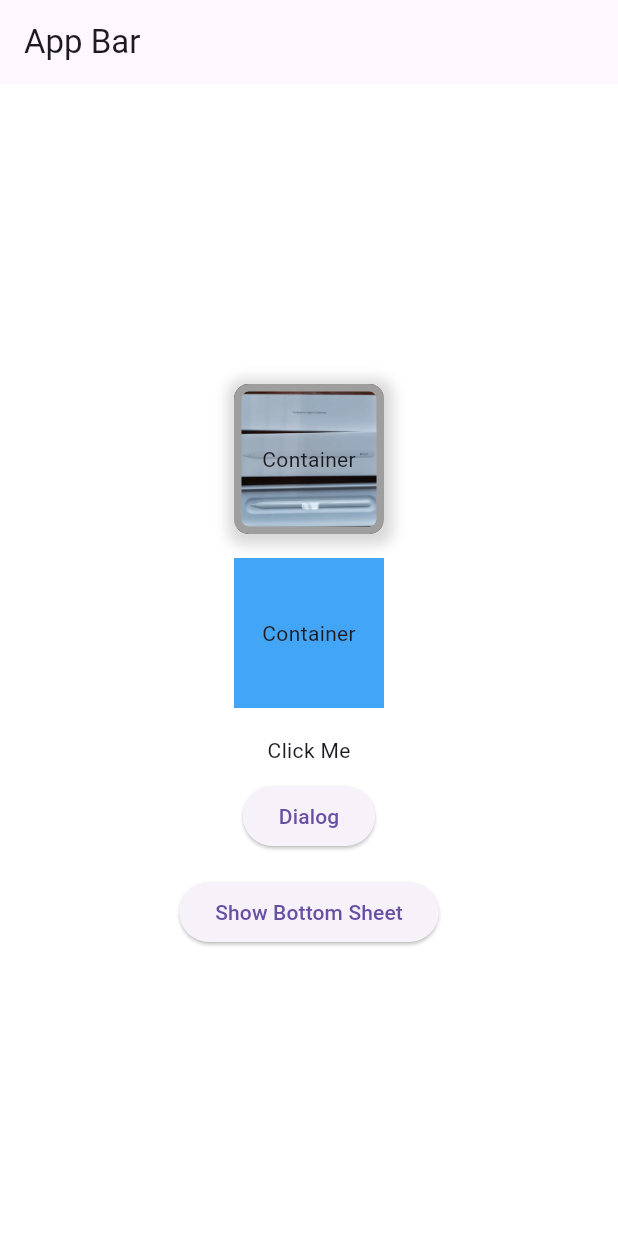
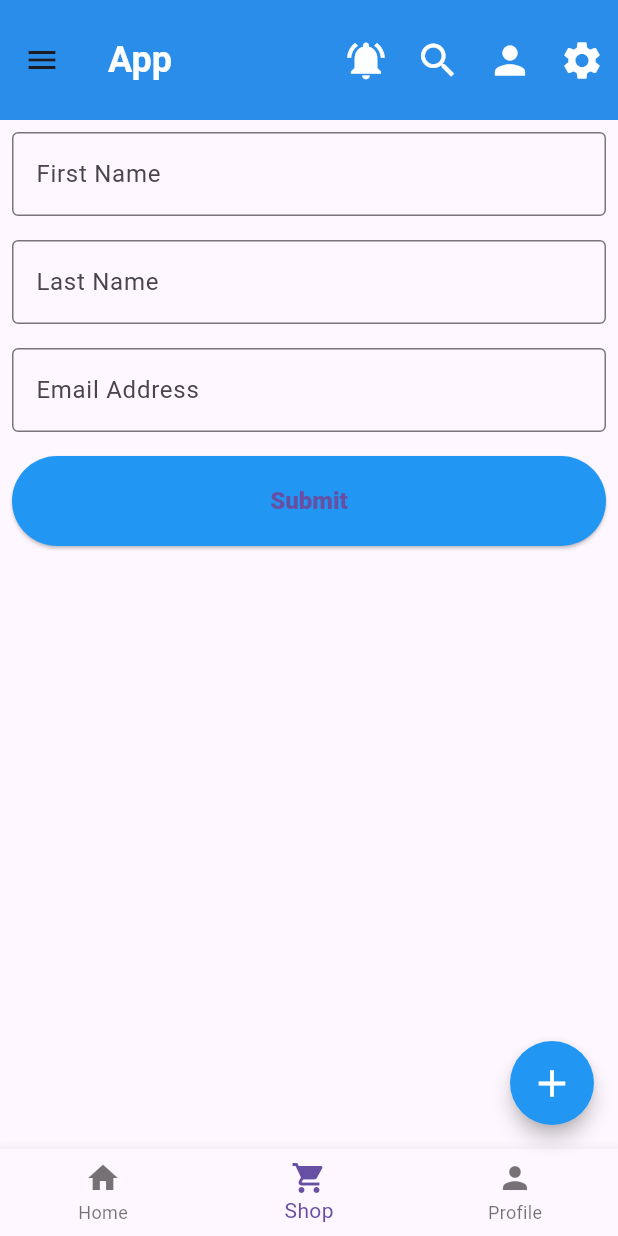
Before and after one commit to DinOfficial/practice_project_flutter, a Flutter app: the screen it shows after launch, on a phone screen of 412 x 824 dp. Run offline on Flutter 3.47's test engine with Material 3 defaults, Android fonts, the phone set to English and light mode, and no system bars.

Commit message:
form pre recorded

```diff
--- a/lib/main.dart
+++ b/lib/main.dart
@@ -9,156 +9,201 @@ class Homepage extends StatelessWidget {
 
   @override
   Widget build(BuildContext context) {
-    return MaterialApp(
+    return const MaterialApp(
       title: 'Practice Projects',
-      home: ModuleSeven(),
+      home: AppBarWidget(),
     );
   }
 }
 
-class ModuleSeven extends StatefulWidget {
-  @override
-  State<ModuleSeven> createState() => _ModuleSevenState();
-}
+class AppBarWidget extends StatelessWidget {
+  const AppBarWidget({super.key});
 
-class _ModuleSevenState extends State<ModuleSeven> {
-  // const ModuleSeven({super.key});
-  List<String> FriendList = [
-    'rafik',
-    'karim',
-    'baccu',
-    'safat',
-    'habib',
-    'rayhan',
-    'alam'
-  ];
+  mySnackBar(context, msg) {
+    ScaffoldMessenger.of(context).showSnackBar(SnackBar(content: Text(msg)));
+  }
 
   @override
   Widget build(BuildContext context) {
     return Scaffold(
-      backgroundColor: Colors.white,
       appBar: AppBar(
-        title: Text('App Bar'),
+        title: const Text('App'),
+        // titleSpacing: 5,
+        titleTextStyle: const TextStyle(
+            color: Colors.white, fontSize: 24, fontWeight: FontWeight.w700),
+        backgroundColor: Colors.blue,
+        centerTitle: false,
+        toolbarHeight: 80,
+        toolbarOpacity: 0.9,
+        elevation: 10,
+        actions: [
+          IconButton(
+              onPressed: () {
+                mySnackBar(context, 'Notification Read');
+              },
+              icon: const Icon(Icons.notifications_active,
+                  color: Colors.white, size: 30)),
+          IconButton(
+              onPressed: () {
+                mySnackBar(context, 'Search Complete');
+              },
+              icon: const Icon(Icons.search, color: Colors.white, size: 30)),
+          IconButton(
+              onPressed: () {
+                mySnackBar(context, 'User Not Found');
+              },
+              icon: const Icon(Icons.person, color: Colors.white, size: 30)),
+          IconButton(
+              onPressed: () {
+                mySnackBar(context, 'Setting is under constructions');
+              },
+              icon: const Icon(Icons.settings, color: Colors.white, size: 30))
+        ],
       ),
-      // body: ListView.separated(
-      //   itemBuilder: (context, index) => ListTile(
-      //     title: Text(FriendList[index]),
-      //     subtitle: Text('school friend'),
-      //     leading: Text((index + 1).toString()),
-      //     trailing: const Icon(Icons.add),
-      //     onTap: () => const AlertDialog(
-      //       title: Text('Alert'),
-      //     ),
-      //     titleTextStyle: TextStyle(color: Colors.amber, fontSize: 20)
-      //   ),
-      //   separatorBuilder: (context, index) => Divider(
-      //     color: Colors.grey.shade50,
-      //   ),
-      //   itemCount: FriendList.length,
-      // ));
-      body: Center(
-        child: Column(
-          crossAxisAlignment: CrossAxisAlignment.center,
-          mainAxisAlignment: MainAxisAlignment.center,
+
+      floatingActionButtonAnimator: FloatingActionButtonAnimator.scaling,
+      floatingActionButton: FloatingActionButton(
+        elevation: 5,
+        child: Icon(
+          Icons.add,
+          color: Colors.white,
+          size: 30,
+        ),
+        onPressed: () {},
+        backgroundColor: Colors.blue,
+        shape: RoundedRectangleBorder(
+          borderRadius: BorderRadius.circular(30),
+        ),
+      ),
+      // floatingActionButtonLocation: FloatingActionButtonLocation.startTop,
+
+      bottomNavigationBar: BottomNavigationBar(
+        currentIndex: 1,
+        items: [
+          BottomNavigationBarItem(icon: Icon(Icons.home), label: 'Home'),
+          BottomNavigationBarItem(
+              icon: Icon(Icons.shopping_cart), label: 'Shop'),
+          BottomNavigationBarItem(icon: Icon(Icons.person), label: 'Profile'),
+        ],
+      ),
+
+      drawer: Drawer(
+        backgroundColor: Colors.white,
+        child: ListView(
           children: [
-            Container(
-              height: 100,
-              width: 100,
-              // color: Colors.blue.shade400,
-              padding: EdgeInsets.all(10),
-              margin: EdgeInsets.all(8),
-              child: Text('Container'),
-              alignment: Alignment.center,
-              decoration: BoxDecoration(
-                  color: Colors.blue.shade400,
-                  border: Border.all(color: Colors.grey, width: 5),
-                  borderRadius: BorderRadius.circular(10),
-                  image: DecorationImage(
-                    image: AssetImage('assets/Images/image.jpg'),
-                    fit: BoxFit.cover,
-                  ),
-                  boxShadow: <BoxShadow>[
-                    BoxShadow(
-                        color: Colors.grey.withOpacity(0.4),
-                        offset: Offset(1, 2),
-                        spreadRadius: 5,
-                        blurRadius: 7)
-                  ]),
+            Center(child: DrawerHeader(
+              padding: EdgeInsets.zero,
+                child: UserAccountsDrawerHeader(
+                  accountEmail: Text("shdinofficial19@gmail.com", style: TextStyle(color: Colors.white)),
+                  accountName: Text("Din Islam"),
+                  currentAccountPicture: Image.asset('assets/Images/image.jpg'),
+                  currentAccountPictureSize: Size.infinite,
+                ))
             ),
-            Padding(
-              padding: const EdgeInsets.all(8.0),
-              child: Container(
-                height: 100,
-                width: 100,
-                color: Colors.blue.shade400,
-                padding: EdgeInsets.all(10),
-                child: Text('Container'),
-                alignment: Alignment.center,
-              ),
-            ),
-            Padding(
-              padding: EdgeInsets.all(10),
-              child: Text('Click Me'),
-            ),
-            ElevatedButton(
-                onPressed: () {
-                  showDialog(
-                      context: context,
-                      barrierDismissible: false,
-                      builder: (contex) {
-                        return AlertDialog(
-                          title: Text('Dialog'),
-                          content: Column(
-                            mainAxisSize: MainAxisSize.min,
-                            children: [
-                              Text('Sample Text'),
-                              Text('Sample Text'),
-                              Text('Sample Text'),
-                            ],
-                          ),
-                          actions: [
-                            TextButton(
-                                onPressed: () {
-                                  Navigator.pop(context);
-                                },
-                                child: Text('Cencel')),
-                            TextButton(onPressed: () {}, child: Text('Okay')),
-                          ],
-                        );
-                      });
-                },
-                child: Text('Dialog')),
-            SizedBox(
-              height: 16,
-            ),
-            ElevatedButton(
-              onPressed: () {
-                showModalBottomSheet(
-                    context: context,
-                    builder: (ctx) {
-                      return SizedBox(
-                        height: 400,
-                        width: double.infinity,
-                        child: Column(
-                          children: [
-                            Padding(padding: EdgeInsets.only(top: 20)),
-                            Text('Bottom Sheet'),
-                            Divider(),
-                            Text('Sheet Data'),
-                            Text('Sheet Data'),
-                            Text('Sheet Data'),
-                            Text('Sheet Data'),
-                          ],
-                        ),
-                      );
-                    });
-
-              },
-              child: Text('Show Bottom Sheet'),
-            ),
+            // Divider()
+            ListTile(title: Text('Home'),  leading: Icon(Icons.home), onTap: (){},),
+            ListTile(title: Text('Contact'), leading: Icon(Icons.contact_emergency), onTap: (){},),
+            ListTile(title: Text('Profile'), leading: Icon(Icons.person), onTap: (){},),
+            ListTile(title: Text('Email'), leading: Icon(Icons.email), onTap: (){},),
+            ListTile(title: Text('Phone'), leading: Icon(Icons.phone), onTap: (){},)
           ],
         ),
       ),
+
+      body: FloatingActionButtonWidget() ,
     );
   }
+} //Details about AppBar , Floating Action Button, Bottom Navigator, Drawer
+
+class FloatingActionButtonWidget extends StatelessWidget {
+  const FloatingActionButtonWidget({super.key});
+
+  // MyAlerDialog(context){
+  //   return showDialog(
+  //       context: context,
+  //       barrierDismissible: false,
+  //       builder: (BuildContext context){
+  //         return AlertDialog(
+  //           title: Text('My Dialog'),
+  //           actions: [
+  //             TextButton(
+  //                 onPressed: (){
+  //                   Navigator.pop(context);
+  //                 },
+  //                 child: Text('Cencel')),
+  //             TextButton(
+  //                 onPressed: (){},
+  //                 child: Text('Okay')),
+  //
+  //           ],
+  //         );
+  //       }
+  //   );
+  // } //Simple Alert Dialog
+
+  @override
+  Widget build(BuildContext context) {
+
+    /* ********
+    AlertDialog
+    **********/
+
+    // return Center(
+    //   child: ElevatedButton(
+    //     child: Text('Click Me'),
+    //     onPressed: (){
+    //       MyAlerDialog(context);
+    //     },
+    //   ),
+    // ) ;
+
+    ButtonStyle buttonStyle = ElevatedButton.styleFrom(
+      minimumSize: Size(double.infinity, 60),
+      backgroundColor: Colors.blue,
+      textStyle: TextStyle(
+          color: Colors.black, fontWeight: FontWeight.w800, fontSize: 16),
+    );
+
+    return Column(
+      children: [
+        Padding(
+          padding: const EdgeInsets.all(8.0),
+          child: TextField(
+            decoration: InputDecoration(
+              labelText: 'First Name',
+              border: OutlineInputBorder(),
+              hintText: 'Write your First Name',
+            ),
+          ),
+        ), Padding(
+          padding: const EdgeInsets.all(8.0),
+          child: TextField(
+            decoration: InputDecoration(
+              labelText: 'Last Name',
+              border: OutlineInputBorder(),
+              hintText: 'Write your Last Name',
+            ),
+          ),
+        ), Padding(
+          padding: const EdgeInsets.all(8.0),
+          child: TextField(
+            decoration: InputDecoration(
+              labelText: 'Email Address',
+              border: OutlineInputBorder(),
+              hintText: 'Write your Email',
+            ),
+          ),
+        ),
+        Padding(
+          padding: EdgeInsets.all(8.0),
+          child: ElevatedButton(
+            onPressed: (){},
+            child: Text('Submit'),
+            style: buttonStyle,
+          ),
+        )
+      ],
+    );
+  }
+
 }
```
